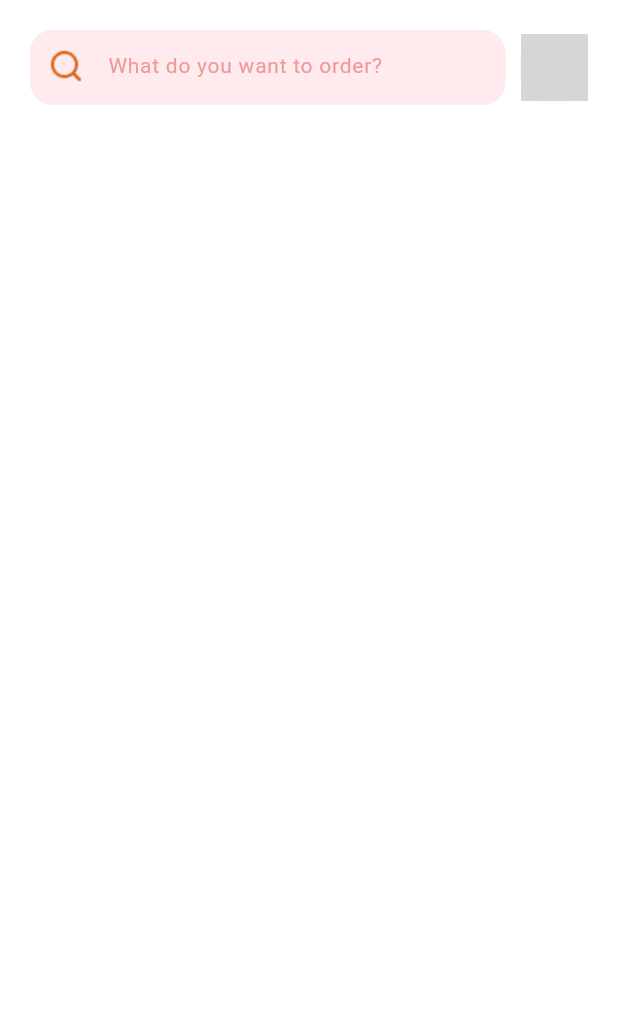
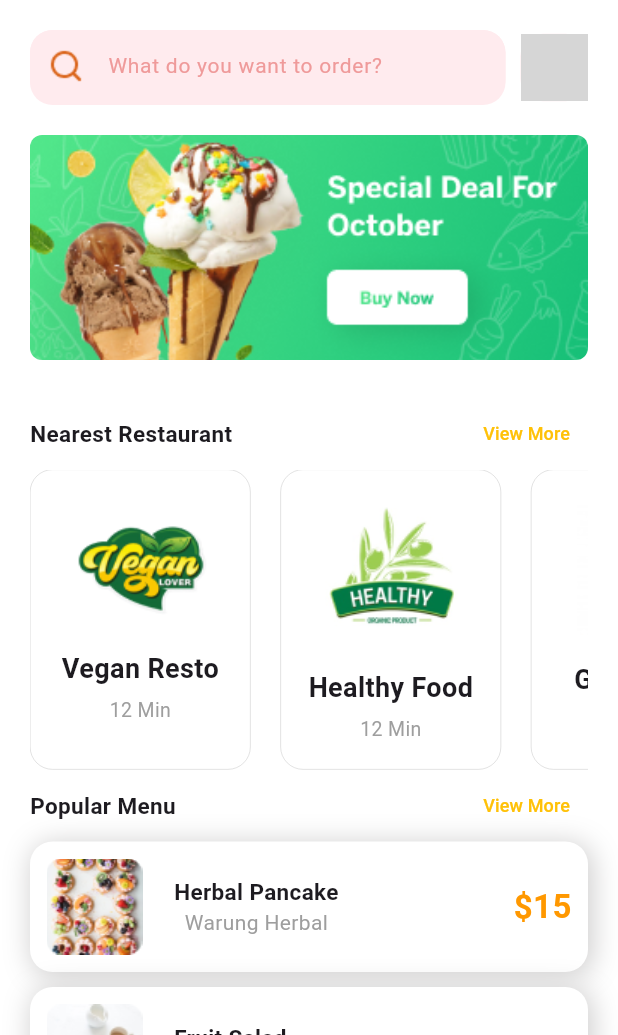
Before and after one commit to MrezaVasebi/f_food_ninja, a Flutter app: the screen it shows after launch, on a phone screen of 412 x 824 dp, the part 201-1236 px from its top. Run offline on Flutter 3.47's test engine with Material 3 defaults, Android fonts, the phone set to English and light mode, and no system bars; grey boxes are pictures that could not be loaded.

Commit message:
completed: home was completed

```diff
--- a/lib/main.dart
+++ b/lib/main.dart
@@ -12,6 +12,7 @@ class MyApp extends StatelessWidget {
   @override
   Widget build(BuildContext context) {
     return const MaterialApp(
+      debugShowCheckedModeBanner: false,
       home: Scaffold(
         backgroundColor: Colors.white,
         body: Home(),
--- /dev/null
+++ b/lib/scr/presentation/constant/dummy_data.dart
@@ -0,0 +1,31 @@
+import 'package:f_food_delivery/scr/presentation/constant/images.dart';
+
+final List nearest = [
+  {'img': PngImages.resOne, 'name': 'Vegan Resto', 'time': '12 Min'},
+  {'img': PngImages.resTwo, 'name': 'Healthy Food', 'time': '12 Min'},
+  {'img': PngImages.resThree, 'name': 'Good Food', 'time': '12 Min'},
+  {'img': PngImages.resFour, 'name': 'Smart Resto', 'time': '12 Min'},
+  {'img': PngImages.resFive, 'name': 'Vegan Resto', 'time': '12 Min'},
+  {'img': PngImages.resSix, 'name': 'Healthy Food', 'time': '12 Min'},
+];
+
+final List popular = [
+  {
+    'img': PngImages.menuOne,
+    'name': 'Herbal Pancake',
+    'desc': 'Warung Herbal',
+    'price': "\$15"
+  },
+  {
+    'img': PngImages.menuTwo,
+    'name': 'Fruit Salad',
+    'desc': 'Wijie Resto',
+    'price': "\$15"
+  },
+  {
+    'img': PngImages.menuThree,
+    'name': 'Green Noddle',
+    'desc': 'Noodle Home',
+    'price': "\$15"
+  },
+];
--- a/lib/scr/presentation/constant/images.dart
+++ b/lib/scr/presentation/constant/images.dart
@@ -21,4 +21,14 @@ class PngImages {
   static const String notification = '$_path/notification.png';
   static const String filter = '$_path/filter.png';
   static const String search = '$_path/search.png';
+  static const String advertising = '$_path/advertising.png';
+  static const String resOne = '$_path/resOne.png';
+  static const String resTwo = '$_path/resTwo.png';
+  static const String resThree = '$_path/resThree.png';
+  static const String resFour = '$_path/resFour.png';
+  static const String resFive = '$_path/resFive.png';
+  static const String resSix = '$_path/resSix.png';
+  static const String menuOne = '$_path/menuOne.png';
+  static const String menuTwo = '$_path/menuTwo.png';
+  static const String menuThree = '$_path/menuThree.png';
 }
--- a/lib/scr/presentation/home.dart
+++ b/lib/scr/presentation/home.dart
@@ -1,5 +1,10 @@
+import 'package:f_food_delivery/scr/presentation/constant/dummy_data.dart';
+import 'package:f_food_delivery/scr/presentation/constant/images.dart';
+import 'package:f_food_delivery/scr/presentation/widgets/home_category_more.dart';
 import 'package:f_food_delivery/scr/presentation/widgets/home_filter.dart';
 import 'package:f_food_delivery/scr/presentation/widgets/home_header.dart';
+import 'package:f_food_delivery/scr/presentation/widgets/nearest_cart.dart';
+import 'package:f_food_delivery/scr/presentation/widgets/popular_cart.dart';
 import 'package:flutter/material.dart';
 
 class Home extends StatelessWidget {
@@ -7,18 +12,64 @@ class Home extends StatelessWidget {
 
   @override
   Widget build(BuildContext context) {
-    return const SingleChildScrollView(
+    return SingleChildScrollView(
       child: Column(
         children: [
-          HomeHeader(),
-          SizedBox(height: 20),
+          const HomeHeader(),
+          const SizedBox(height: 20),
           Padding(
-            padding: EdgeInsets.symmetric(
-              horizontal: 20,
-            ),
+            padding: const EdgeInsets.only(left: 20, right: 20, bottom: 20),
             child: Column(
               children: [
-                HomeFilter(),
+                const HomeFilter(),
+                const SizedBox(height: 20),
+                ClipRRect(
+                  borderRadius: BorderRadius.circular(8.0),
+                  child: Image.asset(
+                    PngImages.advertising,
+                    height: 150.0,
+                    fit: BoxFit.cover,
+                    width: double.infinity,
+                  ),
+                ),
+                const SizedBox(height: 25),
+                HomeCategoryMore(
+                  onPressed: () {},
+                  catName: 'Nearest Restaurant',
+                ),
+                SizedBox(
+                  height: 200,
+                  child: ListView.separated(
+                    itemCount: nearest.length,
+                    separatorBuilder: (context, index) {
+                      return const SizedBox(width: 20);
+                    },
+                    scrollDirection: Axis.horizontal,
+                    itemBuilder: (context, index) {
+                      final item = nearest[index];
+                      return NearestCart(item: item);
+                    },
+                  ),
+                ),
+                HomeCategoryMore(
+                  onPressed: () {},
+                  catName: 'Popular Menu',
+                ),
+                // TODO: some extra wrong gap
+                SizedBox(
+                  width: double.infinity,
+                  child: ListView.separated(
+                    shrinkWrap: true,
+                    itemCount: popular.length,
+                    itemBuilder: (context, index) {
+                      final item = popular[index];
+                      return PopularCart(item: item);
+                    },
+                    separatorBuilder: (context, index) {
+                      return const SizedBox(height: 10);
+                    },
+                  ),
+                ),
               ],
             ),
           )
--- /dev/null
+++ b/lib/scr/presentation/widgets/home_category_more.dart
@@ -0,0 +1,35 @@
+import 'package:f_food_delivery/scr/presentation/widgets/app_text.dart';
+import 'package:flutter/material.dart';
+
+class HomeCategoryMore extends StatelessWidget {
+  const HomeCategoryMore({required this.onPressed, this.catName, super.key});
+
+  final String? catName;
+  final Function()? onPressed;
+
+  @override
+  Widget build(BuildContext context) {
+    return Row(
+      mainAxisAlignment: MainAxisAlignment.spaceBetween,
+      children: [
+        AppText(
+          lbl: catName,
+          style: const TextStyle(
+            fontSize: 15,
+            fontWeight: FontWeight.bold,
+          ),
+        ),
+        TextButton(
+          onPressed: onPressed,
+          child: const AppText(
+            lbl: 'View More',
+            style: TextStyle(
+              fontSize: 12,
+              color: Colors.amber,
+            ),
+          ),
+        ),
+      ],
+    );
+  }
+}
--- a/lib/scr/presentation/widgets/home_filter.dart
+++ b/lib/scr/presentation/widgets/home_filter.dart
@@ -31,7 +31,11 @@ class HomeFilter extends StatelessWidget {
                 borderRadius: BorderRadius.circular(15),
                 borderSide: BorderSide.none,
               ),
-              focusedBorder: InputBorder.none,
+              focusedBorder: OutlineInputBorder(
+                  borderRadius: BorderRadius.circular(15),
+                  borderSide: const BorderSide(
+                    color: Colors.white,
+                  )),
               border: InputBorder.none,
             ),
           ),
--- /dev/null
+++ b/lib/scr/presentation/widgets/nearest_cart.dart
@@ -0,0 +1,46 @@
+import 'package:f_food_delivery/scr/presentation/widgets/app_text.dart';
+import 'package:flutter/material.dart';
+
+class NearestCart extends StatelessWidget {
+  const NearestCart({required this.item, super.key});
+
+  final dynamic item;
+
+  @override
+  Widget build(BuildContext context) {
+    return Container(
+      width: 147,
+      height: 184,
+      decoration: BoxDecoration(
+        color: Colors.white,
+        borderRadius: BorderRadius.circular(15),
+        border: Border.all(
+          color: Colors.grey,
+          width: .2,
+        ),
+      ),
+      child: Column(
+        mainAxisAlignment: MainAxisAlignment.center,
+        children: [
+          Image.asset(item['img']),
+          const SizedBox(height: 17),
+          AppText(
+            lbl: item['name'],
+            style: const TextStyle(
+              fontSize: 18,
+              fontWeight: FontWeight.bold,
+            ),
+          ),
+          const SizedBox(height: 5),
+          AppText(
+            lbl: item['time'],
+            style: const TextStyle(
+              color: Colors.grey,
+              fontSize: 13,
+            ),
+          )
+        ],
+      ),
+    );
+  }
+}
--- /dev/null
+++ b/lib/scr/presentation/widgets/popular_cart.dart
@@ -0,0 +1,78 @@
+import 'package:f_food_delivery/scr/presentation/widgets/app_text.dart';
+import 'package:flutter/material.dart';
+
+class PopularCart extends StatelessWidget {
+  const PopularCart({required this.item, super.key});
+
+  final dynamic item;
+
+  @override
+  Widget build(BuildContext context) {
+    return Container(
+      height: 87,
+      width: double.infinity,
+      decoration: BoxDecoration(
+        color: Colors.white,
+        borderRadius: BorderRadius.circular(15),
+        boxShadow: const [
+          BoxShadow(
+            color: Color.fromARGB(255, 207, 206, 206),
+            blurRadius: 15.0, // soften the shadow
+            spreadRadius: 1.0, //extend the shadow
+            offset: Offset(
+              2.0, // Move to right 10  horizontally
+              2.0, // Move to bottom 10 Vertically
+            ),
+          )
+        ],
+      ),
+      child: Padding(
+        padding: const EdgeInsets.all(11),
+        child: Row(
+          // crossAxisAlignment: CrossAxisAlignment.center,
+          mainAxisAlignment: MainAxisAlignment.spaceBetween,
+          children: [
+            Row(
+              children: [
+                Image.asset(
+                  item['img'],
+                  height: 64,
+                  width: 64,
+                ),
+                const SizedBox(width: 21),
+                Column(
+                  crossAxisAlignment: CrossAxisAlignment.center,
+                  mainAxisAlignment: MainAxisAlignment.center,
+                  children: [
+                    AppText(
+                      lbl: item['name'],
+                      style: const TextStyle(
+                        fontWeight: FontWeight.bold,
+                        fontSize: 15,
+                      ),
+                    ),
+                    AppText(
+                      lbl: item['desc'],
+                      style: const TextStyle(
+                        fontSize: 14,
+                        color: Colors.grey,
+                      ),
+                    ),
+                  ],
+                ),
+              ],
+            ),
+            AppText(
+              lbl: item['price'],
+              style: const TextStyle(
+                fontSize: 22,
+                color: Colors.orange,
+                fontWeight: FontWeight.bold,
+              ),
+            )
+          ],
+        ),
+      ),
+    );
+  }
+}
```
Also changed, not shown: pubspec.yaml (+10 -0 lines), assets/images/advertising.png (added), assets/images/menuOne.png (added), assets/images/menuThree.png (added), assets/images/menuTwo.png (added), assets/images/resFive.png (added), assets/images/resFour.png (added), assets/images/resOne.png (added), assets/images/resSix.png (added), assets/images/resThree.png (added), assets/images/resTwo.png (added).
